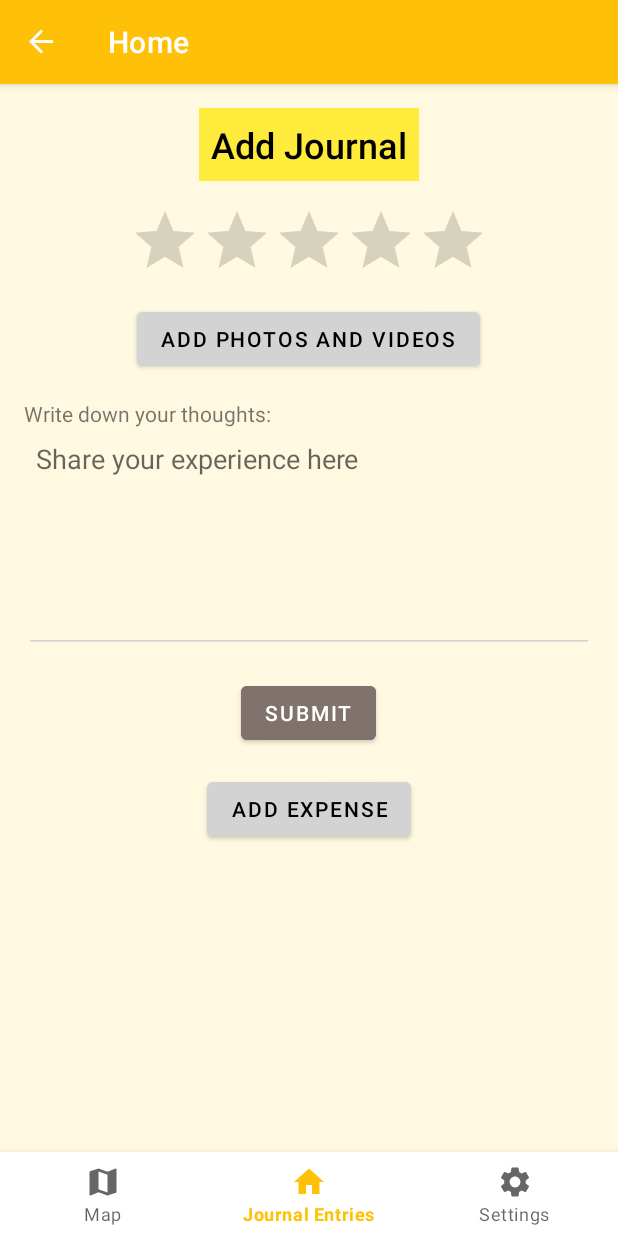
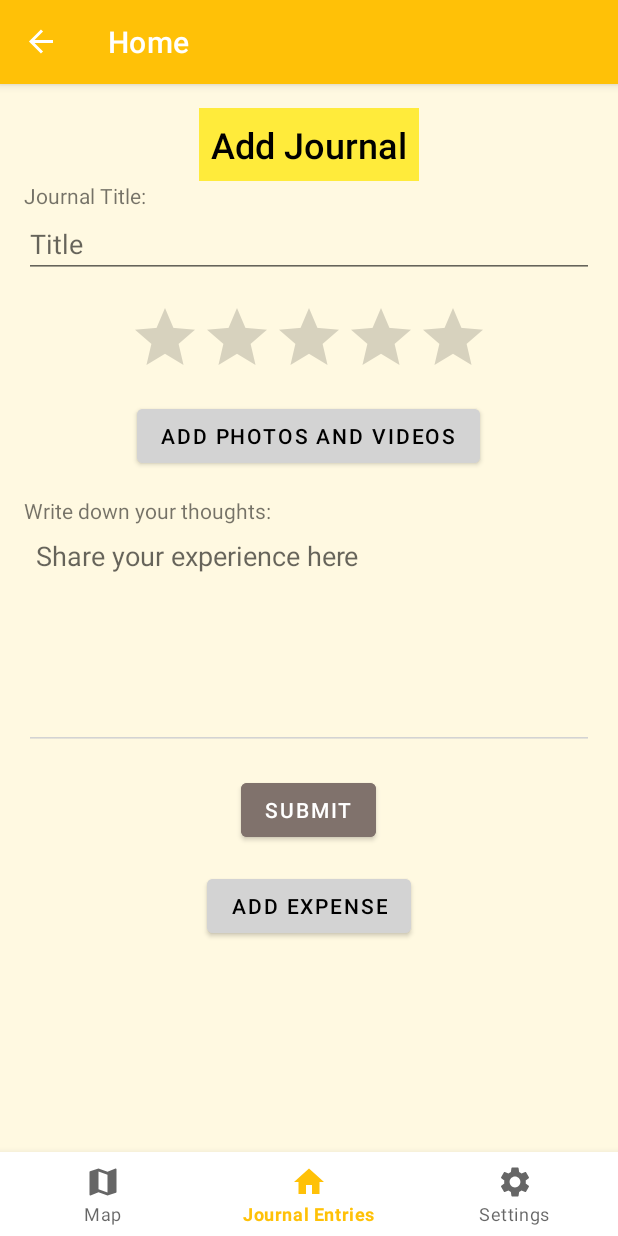
Before and after one commit to GuneetGill/Travelouge, an Android app: the AddJournalFragment screen opened through its navigation route, on a phone screen of 412 x 824 dp. Run offline under Robolectric (Android 15) with nearby library versions, the phone set to English and light mode, and no system bars; our stand-ins replace Room's generated code, navigation-ui.

Commit message:
finished fixing journal database stuff and displaying all of it

```diff
--- a/app/src/main/java/com/example/travelogue/table_journal/JournalViewModel.kt
+++ b/app/src/main/java/com/example/travelogue/table_journal/JournalViewModel.kt
@@ -3,8 +3,12 @@ package com.example.travelogue.table_journal
 import androidx.lifecycle.LiveData
 import androidx.lifecycle.MutableLiveData
 import androidx.lifecycle.ViewModel
+import androidx.lifecycle.ViewModelProvider
 import androidx.lifecycle.viewModelScope
+import com.example.travelogue.table_country.CountryRepository
+import com.example.travelogue.table_country.CountryViewModel
 import kotlinx.coroutines.launch
+import java.lang.IllegalArgumentException
 
 class JournalViewModel(private val repository: JournalRepository) : ViewModel() {
 
@@ -23,4 +27,13 @@ class JournalViewModel(private val repository: JournalRepository) : ViewModel()
     fun deleteJournal(journal: Journal) = viewModelScope.launch {
         repository.deleteJournal(journal)
     }
+
 }
+
+class JournalViewModelFactory (private val repository: JournalRepository) : ViewModelProvider.Factory {
+    override fun <T : ViewModel> create(modelClass: Class<T>): T {
+        if (modelClass.isAssignableFrom(JournalViewModel::class.java))
+            return JournalViewModel(repository) as T
+        throw IllegalArgumentException("Unknown ViewModel class")
+    }
+}
--- a/app/src/main/java/com/example/travelogue/ui/home/AddCountryFragment.kt
+++ b/app/src/main/java/com/example/travelogue/ui/home/AddCountryFragment.kt
@@ -100,7 +100,9 @@ class AddCountryFragment : Fragment(R.layout.fragment_add_country), OnMapReadyCa
                 // Detect if the text is cleared
                 if (s.isNullOrEmpty()) {
                     // Handle the clear button press event
-                    mMap.clear()
+                    if (::mMap.isInitialized) {
+                        mMap.clear()
+                    }
                     latlng = null
                 }
             }
--- a/app/src/main/java/com/example/travelogue/ui/home/AddJournalFragment.kt
+++ b/app/src/main/java/com/example/travelogue/ui/home/AddJournalFragment.kt
@@ -16,11 +16,17 @@ import androidx.activity.result.contract.ActivityResultContracts
 import androidx.appcompat.app.AlertDialog
 import androidx.core.content.FileProvider
 import androidx.fragment.app.Fragment
+import androidx.lifecycle.ViewModelProvider
 import androidx.lifecycle.lifecycleScope
+import androidx.navigation.fragment.findNavController
 import com.example.travelogue.R
+import com.example.travelogue.Util
 import com.example.travelogue.db_user.UserDatabase
 import com.example.travelogue.table_journal.Journal
 import com.example.travelogue.table_journal.JournalDao
+import com.example.travelogue.table_journal.JournalRepository
+import com.example.travelogue.table_journal.JournalViewModel
+import com.example.travelogue.table_journal.JournalViewModelFactory
 import kotlinx.coroutines.Dispatchers
 import kotlinx.coroutines.launch
 import java.io.File
@@ -30,11 +36,15 @@ import java.util.Locale
 
 class AddJournalFragment : Fragment(R.layout.fragment_add_journal) {
 
-    private lateinit var journalDao: JournalDao
     private var photoUri: Uri? = null
-    private val selectedCountryId: Long = 1
     private lateinit var cameraResultLauncher: ActivityResultLauncher<Intent>
     private lateinit var galleryResultLauncher: ActivityResultLauncher<String>
+
+    private lateinit var database: UserDatabase
+    private lateinit var databaseDao: JournalDao
+    private lateinit var repository: JournalRepository
+    private lateinit var viewModelFactory: JournalViewModelFactory
+    private lateinit var journalViewModel: JournalViewModel
 
     override fun onViewCreated(view: View, savedInstanceState: Bundle?) {
         super.onViewCreated(view, savedInstanceState)
@@ -43,8 +53,20 @@ class AddJournalFragment : Fragment(R.layout.fragment_add_journal) {
         val editTextThoughts = view.findViewById<EditText>(R.id.editTextThoughts)
         val btnSubmit = view.findViewById<Button>(R.id.btnSubmit)
         val btnAddPhotos = view.findViewById<Button>(R.id.btnAddPhotos)
+        val editJournalTitle = view.findViewById<EditText>(R.id.editJournalTitle)
         val currentDate = getCurrentDate()
-        //journalDao = UserDatabase.getInstance(requireContext())
+
+        // Initialize for DB interaction
+        database = UserDatabase.getInstance(requireActivity())
+        databaseDao = database.journalDao
+        repository = JournalRepository(databaseDao)
+        viewModelFactory = JournalViewModelFactory(repository)
+        journalViewModel = ViewModelProvider(requireActivity(), viewModelFactory).get(JournalViewModel::class.java)
+
+        // Get countryID
+        val countryName = arguments?.getString("countryName")
+        val countryID = arguments?.getLong("countryID")
+
         // Initialize activity result handlers
         initActivityResultHandlers()
 
@@ -61,8 +83,8 @@ class AddJournalFragment : Fragment(R.layout.fragment_add_journal) {
             } else {
                 // Save the journal to the database
                 val journal = Journal(
-                    countryId = selectedCountryId,
-                    title = "My Journal Entry", // Replace with a title field if available
+                    countryId = countryID!!,
+                    title = editJournalTitle.text.toString(),
                     content = thoughts,
                     rating = rating,
                     date = currentDate,
@@ -70,12 +92,14 @@ class AddJournalFragment : Fragment(R.layout.fragment_add_journal) {
                 )
 
                 // Insert into database using a coroutine
-                lifecycleScope.launch(Dispatchers.IO) {
-                    journalDao.insertJournal(journal)
-                    launch(Dispatchers.Main) {
-                        Toast.makeText(requireContext(), "Journal saved!", Toast.LENGTH_SHORT).show()
-                    }
+                journalViewModel.addJournal(journal)
+                Toast.makeText(requireContext(), "Journal Added", Toast.LENGTH_SHORT).show()
+                // Go back to country fragment
+                val bundle = Bundle().apply {
+                    putLong("countryID", countryID)
+                    putString("countryName", countryName)
                 }
+                findNavController().navigate(R.id.countryFragment, bundle)
             }
         }
         //btnAddExpense.setOnClickListener {
@@ -112,6 +136,8 @@ class AddJournalFragment : Fragment(R.layout.fragment_add_journal) {
 
     private fun showImagePickerDialog() {
         val options = arrayOf("Take a Photo", "Choose from Files")
+        // check permissions first
+        Util.checkPermissions(requireActivity(), arrayOf(Manifest.permission.CAMERA, Manifest.permission.WRITE_EXTERNAL_STORAGE, Manifest.permission.READ_EXTERNAL_STORAGE))
         AlertDialog.Builder(requireContext())
             .setTitle("Add Image")
             .setItems(options) { _, which ->
--- a/app/src/main/java/com/example/travelogue/ui/home/HomeFragment.kt
+++ b/app/src/main/java/com/example/travelogue/ui/home/HomeFragment.kt
@@ -59,6 +59,7 @@ class HomeFragment : Fragment() {
                 // Define the navigation action and navigate to CountryFragment
                 val bundle = Bundle().apply {
                     putString("countryName", selectedCountry.countryName)
+                    putLong("countryID", selectedCountry.country_id)
                 }
                 findNavController().navigate(R.id.countryFragment, bundle)
 
--- a/app/src/main/res/layout/fragment_add_journal.xml
+++ b/app/src/main/res/layout/fragment_add_journal.xml
@@ -17,6 +17,20 @@
         android:background="#FFEB3B"
         android:textColor="#000000"
         android:layout_gravity="center_horizontal" />
+
+    <TextView
+        android:id="@+id/textView"
+        android:layout_width="match_parent"
+        android:layout_height="wrap_content"
+        android:text="Journal Title:" />
+
+    <EditText
+        android:id="@+id/editJournalTitle"
+        android:layout_width="match_parent"
+        android:layout_height="wrap_content"
+        android:ems="10"
+        android:hint="Title"
+        android:inputType="text" />
 
     <RatingBar
         android:id="@+id/ratingBar"
```
Also changed, not shown: app/src/main/java/com/example/travelogue/Util.kt (+20 -0 lines), app/src/main/java/com/example/travelogue/table_journal/JournalRepository.kt (+18 -3 lines), app/src/main/java/com/example/travelogue/ui/home/CountryFragment.kt (+53 -14 lines), app/src/main/java/com/example/travelogue/ui/home/JournalListAdapter.kt (added, +39 -0 lines), app/src/main/java/com/example/travelogue/ui/home/ViewJournalFragment.kt (+17 -5 lines).
